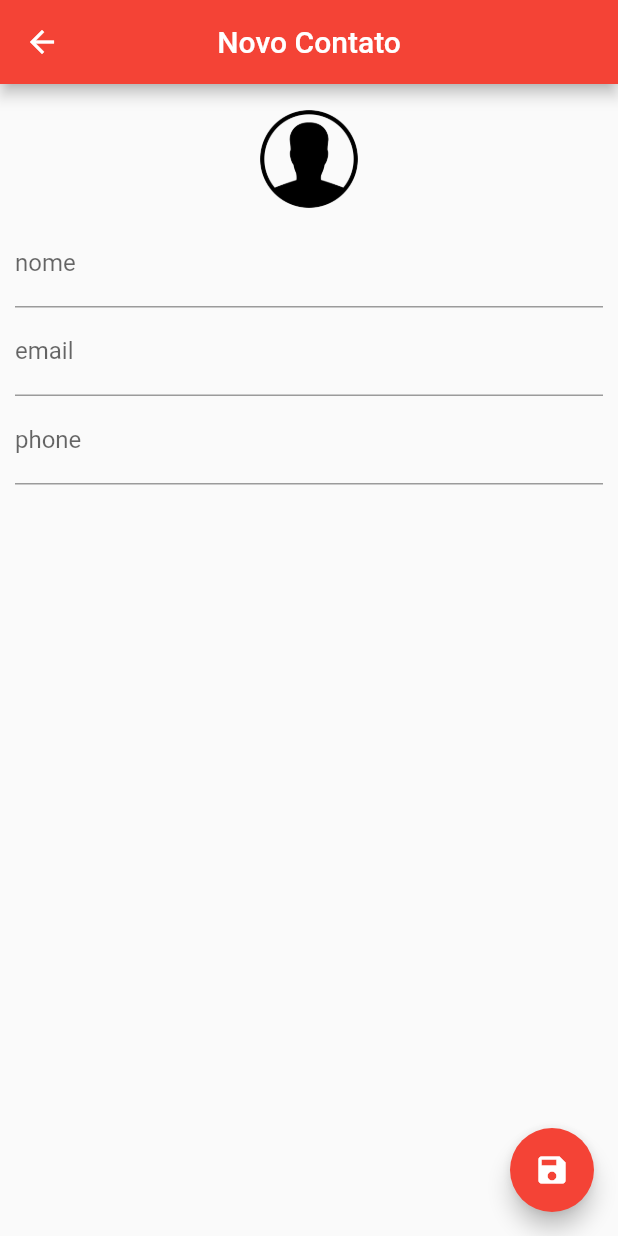
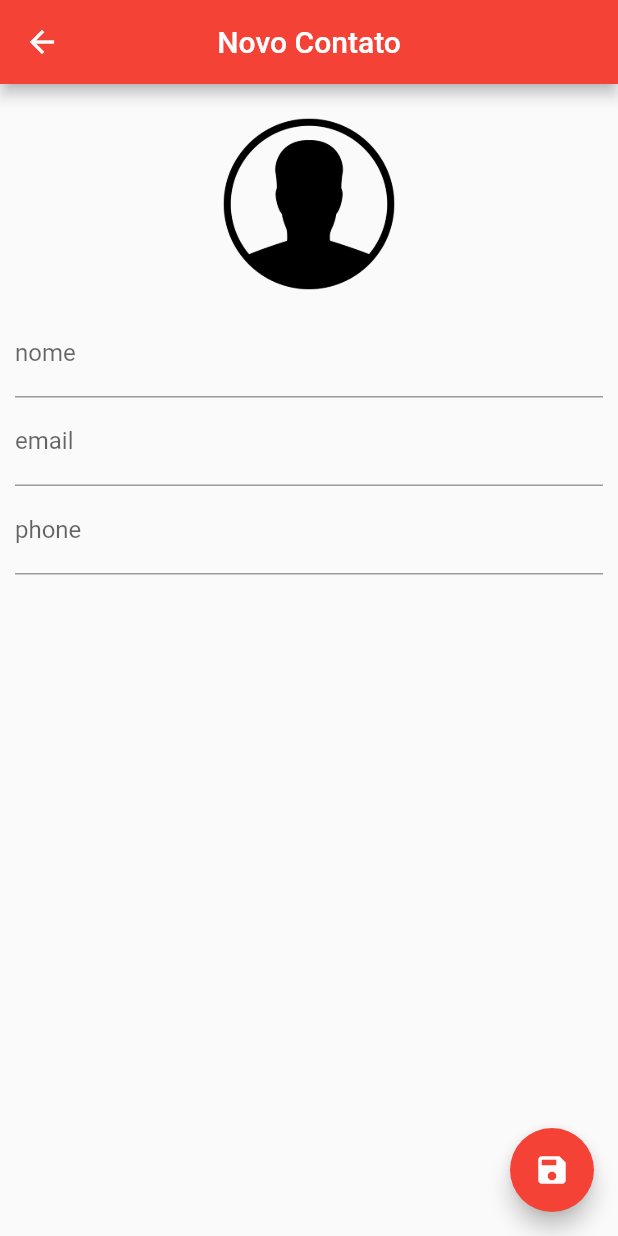
Before and after one commit to maciel82/criadoagora, a Flutter app: the HomePage screen opened directly, after a tap on the "add" icon, on a phone screen of 412 x 824 dp. Run offline on Flutter 3.47's test engine with Material 2 defaults, Android fonts, the phone set to English and light mode, and no system bars; our stand-ins replace bloc, equatable, flutter_bloc, gradient_app_bar, image_picker, share and 3 more; accounts and stored records are empty.

Commit message:
108. Integração com o Telefone e Camera: agenda de contatos

```diff
--- a/chaveirinho_flutter_v1_19_0__4_1_pre/lib/agenda_contatos/ui/contact_page.dart
+++ b/chaveirinho_flutter_v1_19_0__4_1_pre/lib/agenda_contatos/ui/contact_page.dart
@@ -2,6 +2,7 @@ import 'dart:io';
 import 'package:chaveirinho_flutter_v1_19_0__4_1_pre/agenda_contatos/helper/contact_helper.dart';
 import 'package:chaveirinho_flutter_v1_19_0__4_1_pre/agenda_contatos/ui/home_page.dart';
 import 'package:flutter/material.dart';
+import 'package:image_picker/image_picker.dart';
 
 class ContactPage extends StatefulWidget {
 
@@ -65,15 +66,27 @@ class _ContactPageState extends State<ContactPage> {
           padding: EdgeInsets.all(10.0),
           child: Column(
             children: <Widget>[
-              Container(
-                width: 80.0,
-                height: 80.0,
-                decoration: BoxDecoration(
-                  shape: BoxShape.circle,
-                  image: DecorationImage(
-                    image: _editedContact.img != null ? FileImage(File(_editedContact.img)) : AssetImage("images/person.png")
-                  )
+              GestureDetector(
+                child: Container(
+                  width: 140.0,
+                  height: 140.0,
+                  decoration: BoxDecoration(
+                    shape: BoxShape.circle,
+                    image: DecorationImage(
+                      image: _editedContact.img != null ? FileImage(File(_editedContact.img)) : AssetImage("images/person.png")
+                    )
+                  ),
                 ),
+                onTap: (){
+                  setState(() {
+                    ImagePicker().getImage(source: ImageSource.gallery).then((file){
+                      if(file == null) return;
+                      setState(() {
+                        _editedContact.img = file.path;
+                      });
+                    });
+                  });
+                },
               ),
               TextField(
                 controller: _nameController,
--- a/chaveirinho_flutter_v1_19_0__4_1_pre/lib/agenda_contatos/ui/home_page.dart
+++ b/chaveirinho_flutter_v1_19_0__4_1_pre/lib/agenda_contatos/ui/home_page.dart
@@ -3,6 +3,7 @@ import 'dart:io';
 import 'package:chaveirinho_flutter_v1_19_0__4_1_pre/agenda_contatos/helper/contact_helper.dart';
 import 'package:chaveirinho_flutter_v1_19_0__4_1_pre/agenda_contatos/ui/contact_page.dart';
 import 'package:flutter/material.dart';
+import 'package:url_launcher/url_launcher.dart';
 
 class HomePage extends StatefulWidget {
   @override
@@ -18,13 +19,6 @@ class _HomePageState extends State<HomePage> {
   @override
   void initState() {
     super.initState();
-
-    Contact contact = Contact();
-    contact.email = "sdfsdf";
-    contact.name = "ale";
-    contact.phone = "234234235";
-
-    helper.saveContact(contact);
 
     _getAllContacts();
   }
@@ -110,7 +104,8 @@ class _HomePageState extends State<HomePage> {
                 children: [
                   FlatButton(
                     onPressed: (){
-
+                      launch("tel: ${contacts[index]}");
+                      Navigator.pop(context);
                     },
                     child: Text("Ligar", style: TextStyle(color: Colors.green),)
                   ),
--- a/chaveirinho_flutter_v1_19_0__4_1_pre/pubspec.yaml
+++ b/chaveirinho_flutter_v1_19_0__4_1_pre/pubspec.yaml
@@ -38,7 +38,7 @@ dependencies:
   share: ^0.6.4+3
   sqflite: ^1.1.5
   url_launcher: ^5.0.2
-  image_picker: ^0.6.0+3
+  image_picker: ^0.6.1
   path: ^1.6.4
 
 dev_dependencies:
```
